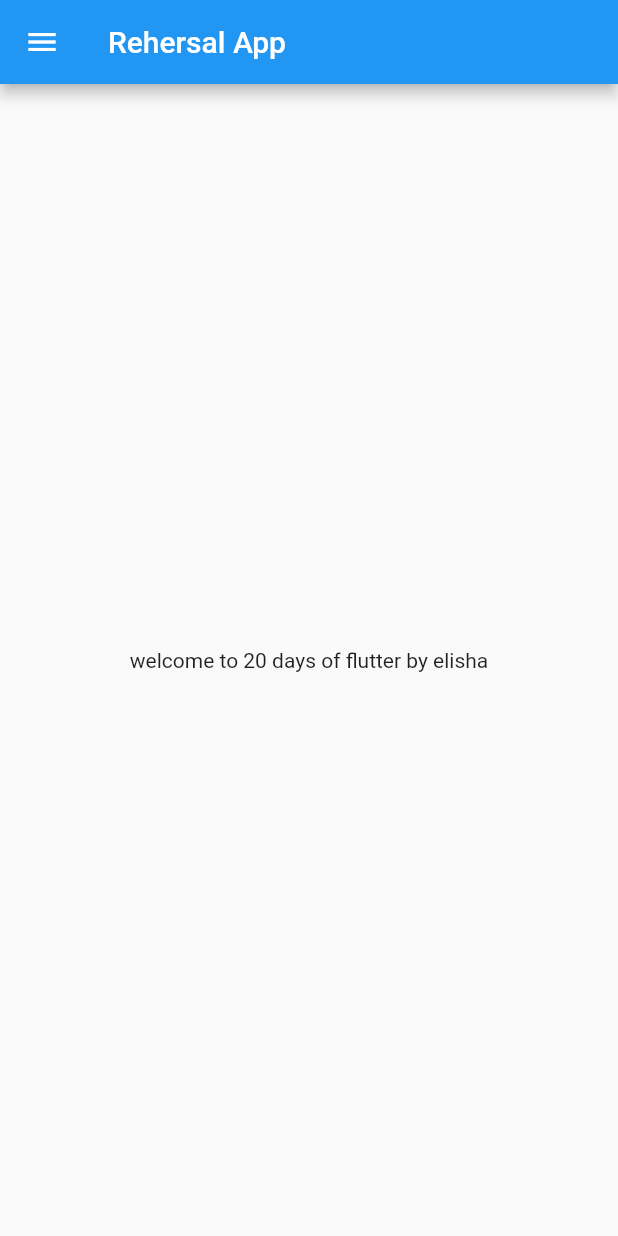
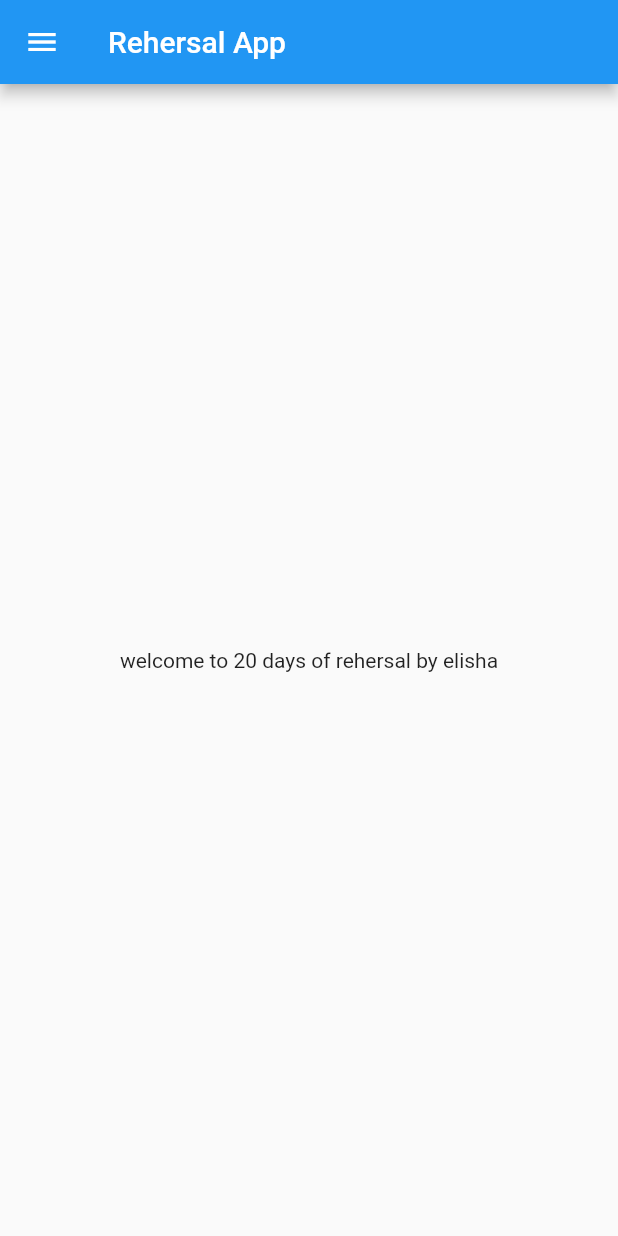
Before and after one commit to Elishakarki/8-hour-flutter, a Flutter app: the screen it shows after launch, on a phone screen of 412 x 824 dp. Run offline on Flutter 3.47's test engine with Material 2 defaults, Android fonts, the phone set to English and light mode, and no system bars.

Commit message:
day 3 completed

```diff
--- a/lib/home_page.dart
+++ b/lib/home_page.dart
@@ -13,7 +13,7 @@ class HomePage extends StatelessWidget {
       ),
       body: Center(
         child: Container(
-          child: Text("welcome to $days days of flutter by $name"),
+          child: Text("welcome to $days days of rehersal by $name"),
         ),
       ),
       drawer: Drawer(),
--- a/lib/main.dart
+++ b/lib/main.dart
@@ -1,19 +1,26 @@
 import 'package:flutter/material.dart';
 import 'package:someapp/home_page.dart';
+import 'package:someapp/login_page.dart';
 
 void main() {
   runApp(MyApp());
 }
 
-
 class MyApp extends StatelessWidget {
-    const MyApp({ Key? key }) : super(key: key);
+  const MyApp({Key? key}) : super(key: key);
 
   @override
   Widget build(BuildContext context) {
     return MaterialApp(
-        home:HomePage(),
+        themeMode: ThemeMode.light,
+        darkTheme: ThemeData(brightness: Brightness.dark),
+        initialRoute: "/home",
+        routes: {
 
+      "/":(context)=>LoginPage(),
+      "/home": (context) => HomePage(),
+      "/login":(context) => LoginPage(),
+        },
         );
   }
 }
```
Also changed, not shown: lib/login_page.dart (added, +17 -0 lines), 1 other file. Lines whose indentation alone changed are shown as unchanged.
